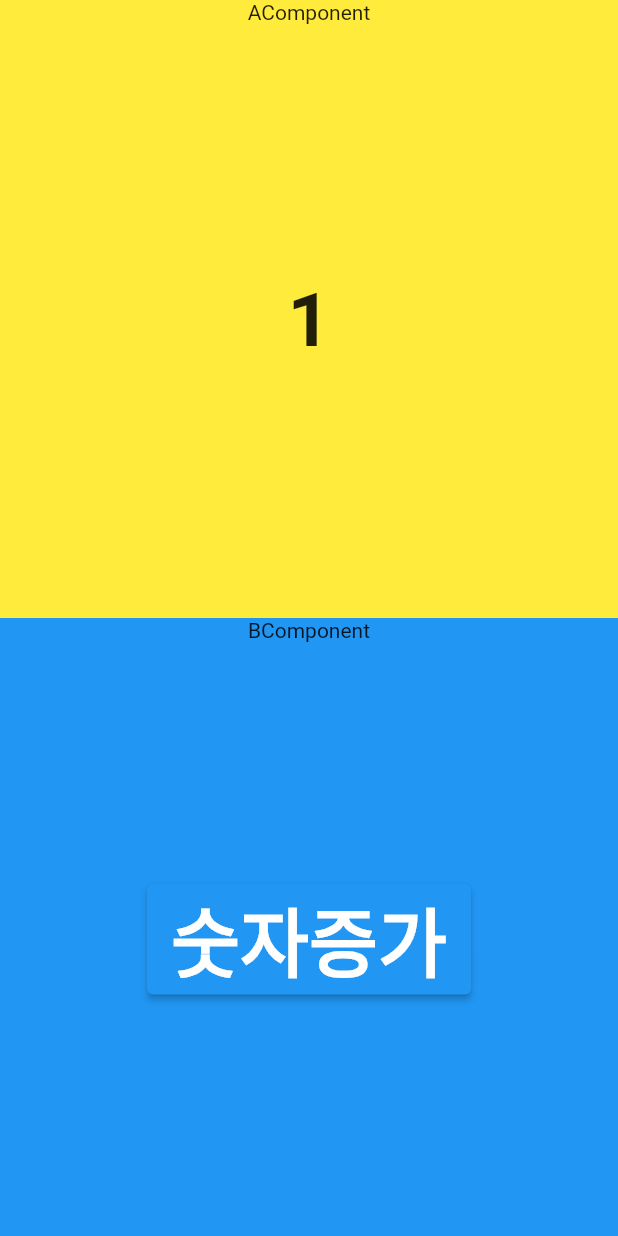
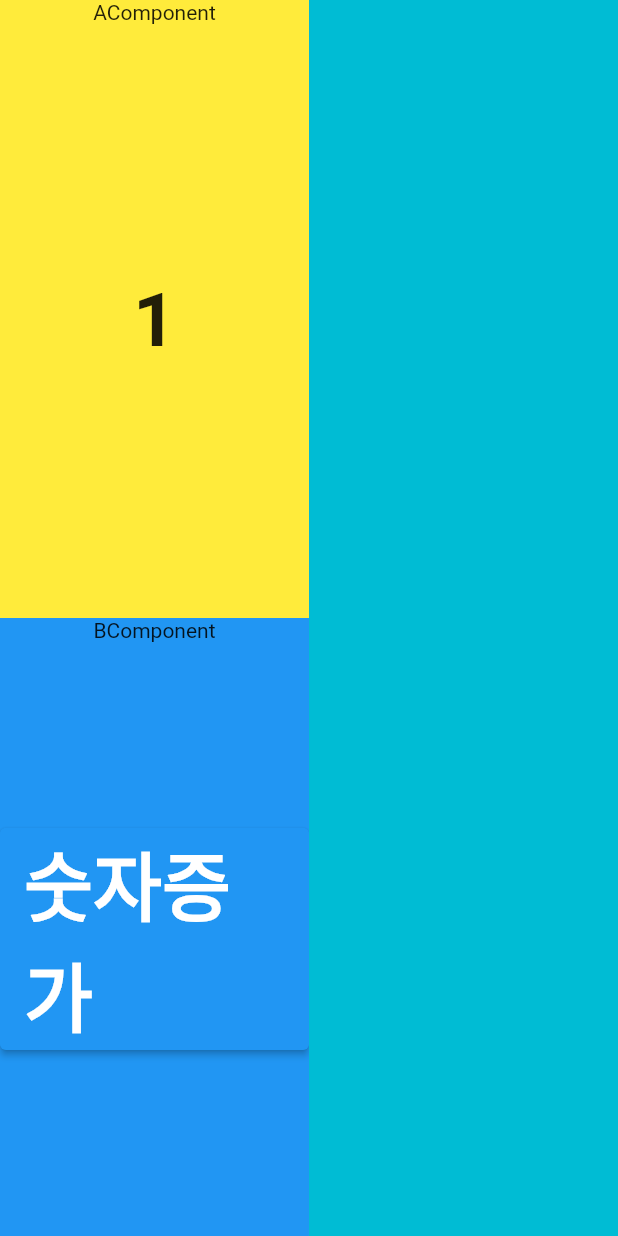
Before and after one commit to Sylar0012/flutter_State, a Flutter app: the screen it shows after launch, on a phone screen of 412 x 824 dp. Run offline on Flutter 3.47's test engine with Material 2 defaults, Android fonts, the phone set to English and light mode, and no system bars.

```diff
--- a/lib/main.dart
+++ b/lib/main.dart
@@ -10,20 +10,25 @@ class MyApp extends StatelessWidget {
   @override
   Widget build(BuildContext context) {
     return MaterialApp(
-      home: HomePage(),
+      home: Row(
+        children: [
+          Expanded(child: ABPage()),
+          Expanded(child: CComponent()),
+        ],
+      ),
     );
   }
 }
 
 // 화면
-class HomePage extends StatefulWidget {
-  const HomePage({Key? key}) : super(key: key);
+class ABPage extends StatefulWidget {
+  const ABPage({Key? key}) : super(key: key);
 
   @override
-  State<HomePage> createState() => _HomePageState();
+  State<ABPage> createState() => _ABPageState();
 }
 
-class _HomePageState extends State<HomePage> {
+class _ABPageState extends State<ABPage> {
   int num = 1;
 
   void Increase() {
@@ -78,6 +83,17 @@ class AComponent extends StatelessWidget {
   }
 }
 
+class CComponent extends StatelessWidget {
+  const CComponent({Key? key}) : super(key: key);
+
+  @override
+  Widget build(BuildContext context) {
+    return Container(
+      color: Colors.cyan,
+    );
+  }
+}
+
 // 서플라이어 ( 공급자 )
 class BComponent extends StatelessWidget {
   final Function Increase;
```
